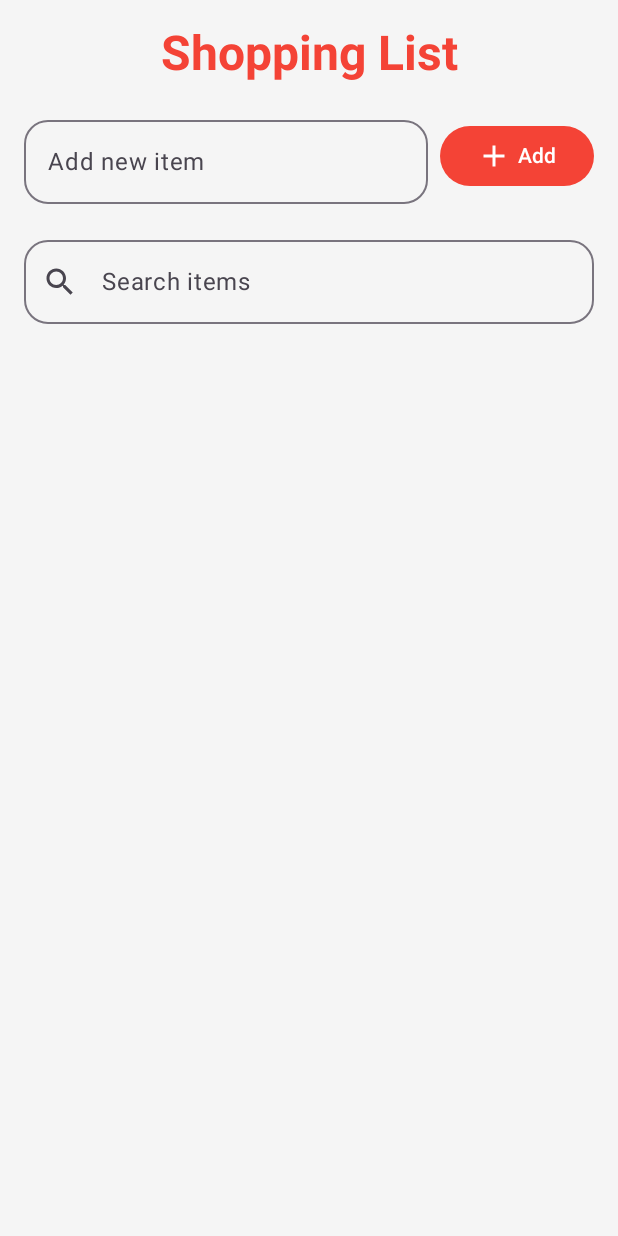
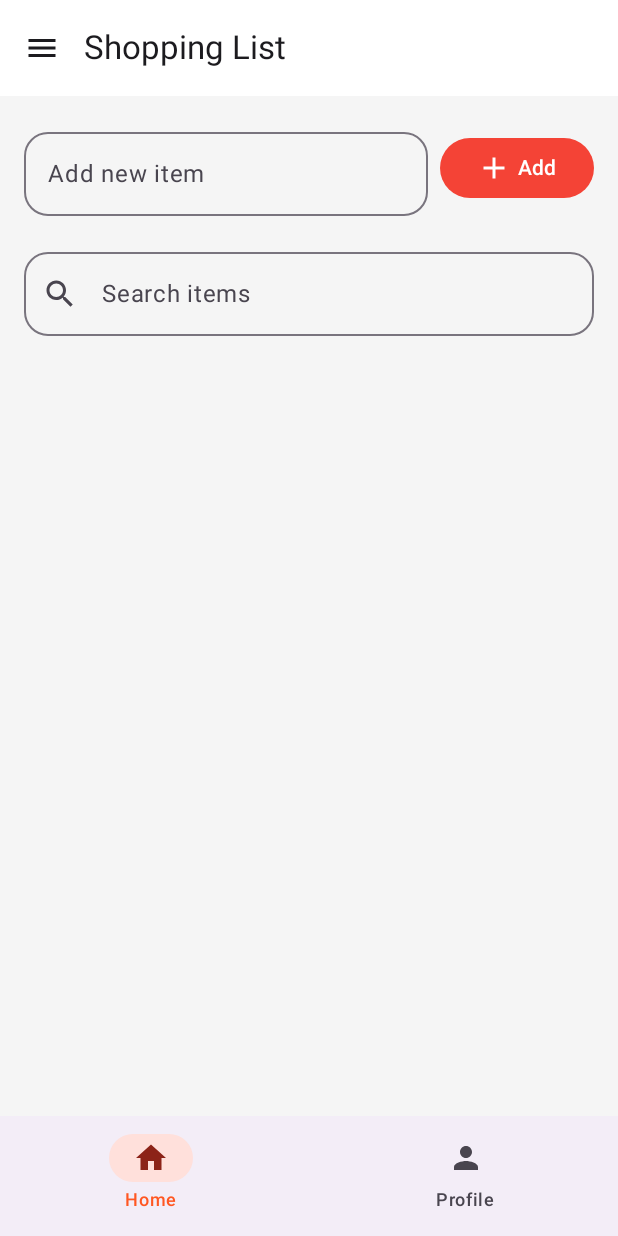
Before and after one commit to givagusliana/ShoppingList, an Android app built with Jetpack Compose: the screen it shows after launch (MainActivity), on a phone screen of 412 x 824 dp. Run offline under Robolectric (Android 15) with nearby library versions, the phone set to English and light mode, and no system bars.

Commit message:
Bottom Navigation Bar dan Drawer

```diff
--- /dev/null
+++ b/app/src/main/java/com/example/shoppinglist/BottomNavigationBar.kt
@@ -0,0 +1,116 @@
+package com.example.shoppinglist
+
+import androidx.compose.animation.core.tween
+import androidx.compose.animation.fadeIn
+import androidx.compose.animation.fadeOut
+import androidx.compose.foundation.layout.padding
+import androidx.compose.material.icons.Icons
+import androidx.compose.material.icons.filled.Home
+import androidx.compose.material.icons.filled.Menu
+import androidx.compose.material.icons.filled.Person
+import androidx.compose.material.icons.filled.Settings
+import androidx.compose.material3.*
+import androidx.compose.runtime.*
+import androidx.compose.ui.Modifier
+import androidx.compose.ui.graphics.vector.ImageVector
+import androidx.compose.ui.unit.dp
+import androidx.navigation.NavDestination.Companion.hierarchy
+import androidx.navigation.NavGraph.Companion.findStartDestination
+import androidx.navigation.compose.*
+import kotlinx.coroutines.launch
+
+sealed class Screen(val route: String, val title: String, val icon: ImageVector) {
+    object Home : Screen("home", "Home", Icons.Default.Home)
+    object Profile : Screen("profile", "Profile", Icons.Default.Person)
+    object Settings : Screen("settings", "Settings", Icons.Default.Settings)
+}
+
+val bottomNavItems = listOf(
+    Screen.Home,
+    Screen.Profile
+)
+
+@OptIn(ExperimentalMaterial3Api::class)
+@Composable
+fun MainNavigation() {
+    val navController = rememberNavController()
+    val drawerState = rememberDrawerState(initialValue = DrawerValue.Closed)
+    val scope = rememberCoroutineScope()
+    val navBackStackEntry by navController.currentBackStackEntryAsState()
+    val currentRoute = navBackStackEntry?.destination?.route
+
+    ModalNavigationDrawer(
+        drawerState = drawerState,
+        drawerContent = {
+            ModalDrawerSheet {
+                Text("Menu", modifier = Modifier.padding(16.dp), style = MaterialTheme.typography.titleLarge)
+                HorizontalDivider()
+                NavigationDrawerItem(
+                    icon = { Icon(Screen.Settings.icon, contentDescription = Screen.Settings.title) },
+                    label = { Text(Screen.Settings.title) },
+                    selected = currentRoute == Screen.Settings.route,
+                    onClick = {
+                        scope.launch { drawerState.close() }
+                        navController.navigate(Screen.Settings.route)
+                    }
+                )
+            }
+        }
+    ) {
+        Scaffold(
+            topBar = {
+                TopAppBar(
+                    title = {
+                        val title = when (currentRoute) {
+                            Screen.Home.route -> "Shopping List"
+                            Screen.Profile.route -> "My Profile"
+                            Screen.Settings.route -> "Settings"
+                            else -> ""
+                        }
+                        Text(title)
+                    },
+                    navigationIcon = {
+                        IconButton(onClick = {
+                            scope.launch {
+                                drawerState.apply { if (isClosed) open() else close() }
+                            }
+                        }) {
+                            Icon(Icons.Default.Menu, contentDescription = "Menu")
+                        }
+                    }
+                )
+            },
+            bottomBar = {
+                NavigationBar {
+                    val currentDestination = navBackStackEntry?.destination
+                    bottomNavItems.forEach { screen ->
+                        NavigationBarItem(
+                            icon = { Icon(screen.icon, contentDescription = screen.title) },
+                            label = { Text(screen.title) },
+                            selected = currentDestination?.hierarchy?.any { it.route == screen.route } == true,
+                            onClick = {
+                                navController.navigate(screen.route) {
+                                    popUpTo(navController.graph.findStartDestination().id) { saveState = true }
+                                    launchSingleTop = true
+                                    restoreState = true
+                                }
+                            }
+                        )
+                    }
+                }
+            }
+        ) { innerPadding ->
+            NavHost(
+                navController = navController,
+                startDestination = Screen.Home.route,
+                modifier = Modifier.padding(innerPadding),
+                enterTransition = { fadeIn(animationSpec = tween(300)) },
+                exitTransition = { fadeOut(animationSpec = tween(300)) }
+            ) {
+                composable(Screen.Home.route) { ShoppingListApp() }
+                composable(Screen.Profile.route) { ProfileScreen() }
+                composable(Screen.Settings.route) { SettingsScreen() }
+            }
+        }
+    }
+}
--- a/app/src/main/java/com/example/shoppinglist/MainActivity.kt
+++ b/app/src/main/java/com/example/shoppinglist/MainActivity.kt
@@ -4,7 +4,8 @@ import android.os.Bundle
 import androidx.activity.ComponentActivity
 import androidx.activity.compose.setContent
 import androidx.compose.foundation.layout.*
-import androidx.compose.material3.*
+import androidx.compose.material3.MaterialTheme
+import androidx.compose.material3.Surface
 import androidx.compose.runtime.*
 import androidx.compose.runtime.saveable.rememberSaveable
 import androidx.compose.ui.Modifier
@@ -25,7 +26,7 @@ class MainActivity : ComponentActivity() {
                     modifier = Modifier.fillMaxSize(),
                     color = MaterialTheme.colorScheme.background
                 ) {
-                    ShoppingListApp()
+                    MainNavigation()
                 }
             }
         }
@@ -41,7 +42,7 @@ fun ShoppingListApp() {
     val filteredItems by remember(searchQuery, shoppingItems) {
         derivedStateOf {
             if (searchQuery.isBlank()) {
-                shoppingItems
+                shoppingItems.toList()
             } else {
                 shoppingItems.filter { it.contains(searchQuery, ignoreCase = true) }
             }
@@ -51,16 +52,15 @@ fun ShoppingListApp() {
     Column(
         modifier = Modifier
             .fillMaxSize()
-            .padding(WindowInsets.safeDrawing.asPaddingValues())
             .padding(horizontal = 16.dp)
     ) {
-        Title()
+        Spacer(modifier = Modifier.height(16.dp))
         ItemInput(
             text = newItemText,
             onTextChange = { newItemText = it },
             onAddItem = {
                 if (newItemText.isNotBlank()) {
-                    shoppingItems.add(newItemText)
+                    shoppingItems.add(0, newItemText)
                     newItemText = ""
                 }
             }
@@ -75,7 +75,6 @@ fun ShoppingListApp() {
     }
 }
 
-
 @Preview(showBackground = true)
 @Composable
 fun ShoppingListAppPreview() {
--- a/gradle/libs.versions.toml
+++ b/gradle/libs.versions.toml
@@ -8,6 +8,8 @@ espressoCore = "3.7.0"
 lifecycleRuntimeKtx = "2.9.2"
 activityCompose = "1.10.1"
 composeBom = "2024.09.00"
+navigationCompose = "2.9.5"
+runtime = "1.9.2"
 
 [libraries]
 androidx-core-ktx = { group = "androidx.core", name = "core-ktx", version.ref = "coreKtx" }
@@ -24,6 +26,8 @@ androidx-ui-tooling-preview = { group = "androidx.compose.ui", name = "ui-toolin
 androidx-ui-test-manifest = { group = "androidx.compose.ui", name = "ui-test-manifest" }
 androidx-ui-test-junit4 = { group = "androidx.compose.ui", name = "ui-test-junit4" }
 androidx-material3 = { group = "androidx.compose.material3", name = "material3" }
+androidx-navigation-compose = { group = "androidx.navigation", name = "navigation-compose", version.ref = "navigationCompose" }
+androidx-runtime = { group = "androidx.compose.runtime", name = "runtime", version.ref = "runtime" }
 
 [plugins]
 android-application = { id = "com.android.application", version.ref = "agp" }
```
Also changed, not shown: app/build.gradle.kts (+17 -2 lines), app/src/main/java/com/example/shoppinglist/ProfileScreen.kt (added, +51 -0 lines), app/src/main/java/com/example/shoppinglist/SettingScreen.kt (added, +92 -0 lines), 1 other file.
